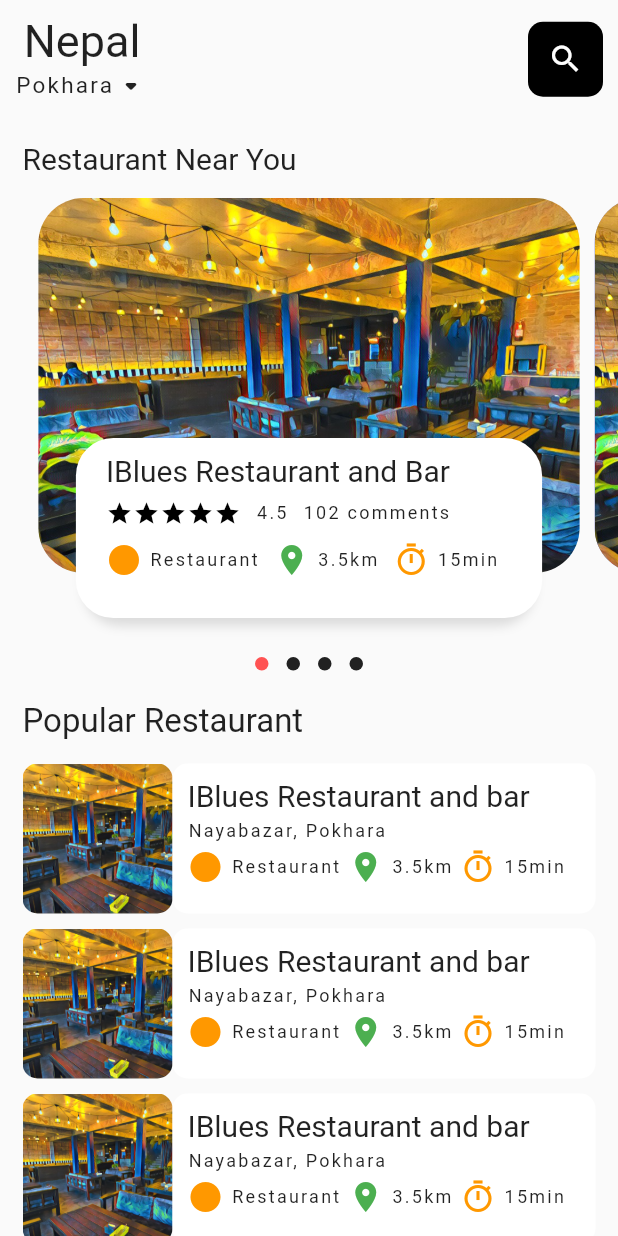
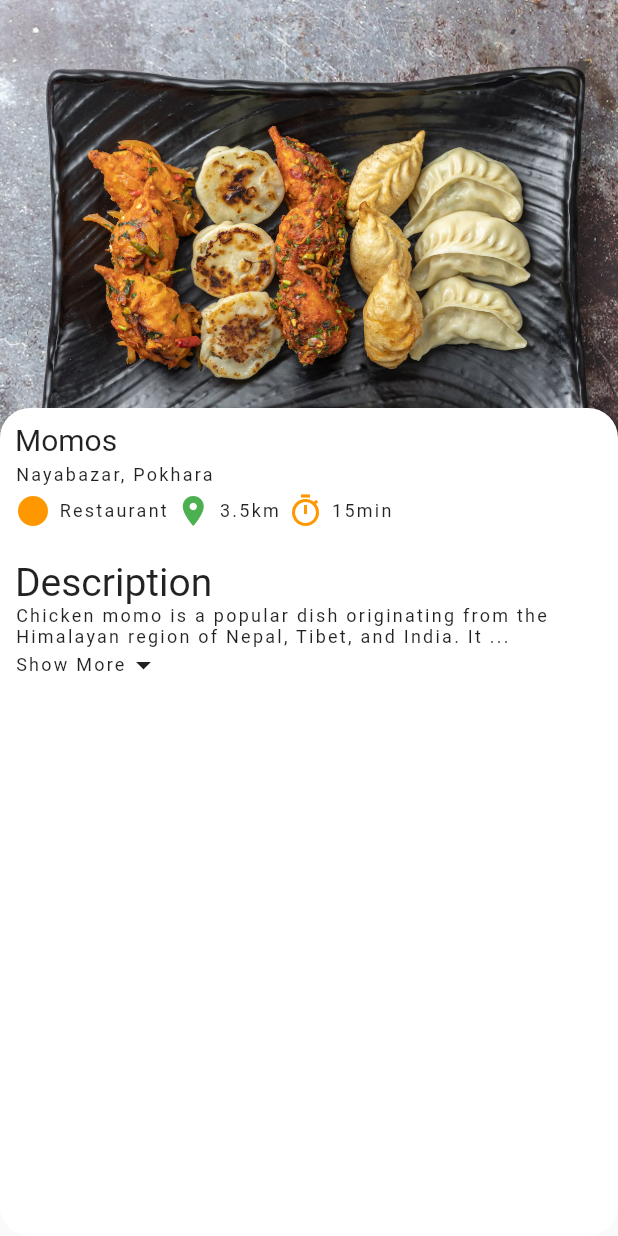
Before and after one commit to ankitsubedi89/food-delivery-app, a Flutter app: the screen it shows after launch, on a phone screen of 412 x 824 dp. Run offline on Flutter 3.47's test engine with Material 2 defaults, Android fonts, the phone set to English and light mode, and no system bars; drawn by our look-alikes of dots_indicator; our stand-ins replace flutter_screenutil, get; missing offline and left inert: dart:ffi; Roboto replaces fonts that are missing (Raleway).

Commit message:
Food Details

```diff
--- a/lib/main.dart
+++ b/lib/main.dart
@@ -1,12 +1,23 @@
 import 'package:flutter/material.dart';
+import 'package:flutter_catalog/pages/food/food_details.dart';
+import 'package:flutter_catalog/pages/home/restaurant_page_body.dart';
+import 'package:flutter_screenutil/flutter_screenutil.dart';
 import 'package:get/get.dart';
 
-import 'home/main_screen.dart';
+import 'pages/home/main_screen.dart';
 
+void main() => runApp(MyApp());
 
-void main() {
-  runApp(const MaterialApp(home: GetMaterialApp(
-    home: MainScreen(),
-    debugShowCheckedModeBanner: false,
-  ),));
+class MyApp extends StatelessWidget {
+  // This widget is the root of your application.
+  @override
+  Widget build(BuildContext context) {
+    return MaterialApp(
+      title: 'Flutter Demo',
+      theme: ThemeData(
+        primarySwatch: Colors.blue,
+      ),
+      home: FoodDetails(),
+    );
+  }
 }
--- /dev/null
+++ b/lib/pages/food/food_details.dart
@@ -0,0 +1,89 @@
+import 'package:flutter/material.dart';
+import 'package:flutter_catalog/widgets/description_text.dart';
+
+import '../../widgets/big_text.dart';
+import '../../widgets/icon_text.dart';
+import '../../widgets/small_text.dart';
+
+class FoodDetails extends StatelessWidget {
+  int radius = 10;
+  FoodDetails({super.key});
+
+  @override
+  Widget build(BuildContext context) {
+    // print(MediaQuery.of(context).size.height);
+    var _mediaQuery = MediaQuery.of(context);
+    return Scaffold(
+      body: Stack(children: [
+        Positioned(
+          left: 0,
+          right: 0,
+          child: Container(
+            width: double.infinity,
+            height: _mediaQuery.size.height * 0.4,
+            decoration: BoxDecoration(
+                image: DecorationImage(
+                    fit: BoxFit.cover,
+                    image: AssetImage("assets/images/momo.png"))),
+          ),
+        ),
+        Positioned(
+            top: _mediaQuery.size.height*0.33,
+            bottom: 0,
+            left: 0,
+            right: 0,
+            child: Container(
+              decoration: BoxDecoration(
+                color: Colors.white,
+                borderRadius: BorderRadius.circular(20),
+              ),
+              child: Container(
+                decoration: BoxDecoration(
+                    borderRadius: BorderRadius.only(topRight: Radius.circular(10),topLeft: Radius.circular(10))),
+                child: Padding(
+                  padding: const EdgeInsets.all(10),
+                  child: Column(
+                    crossAxisAlignment: CrossAxisAlignment.start,
+                    children: [
+                      BigText(text: "Momos"),
+                      SizedBox(
+                        height: 5,
+                      ),
+                      SmallText(text: "Nayabazar, Pokhara"),
+                      SizedBox(
+                        height: 5,
+                      ),
+                      Row(
+                        children: const [
+                          IconText(
+                              icon: Icons.circle_sharp,
+                              text: 'Restaurant',
+                              iconColor: Colors.orange),
+                          SizedBox(
+                            width: 5,
+                          ),
+                          IconText(
+                              icon: Icons.location_on,
+                              text: '3.5km',
+                              iconColor: Colors.green),
+                          SizedBox(
+                            width: 5,
+                          ),
+                          IconText(
+                              icon: Icons.timer_outlined,
+                              text: '15min',
+                              iconColor: Colors.orange)
+                        ],
+                      ),
+                      SizedBox(height: _mediaQuery.size.height * 0.025),
+                      BigText(text: "Description" ,size: 26),
+                      DescriptionText(text: "Chicken momo is a popular dish originating from the Himalayan region of Nepal, Tibet, and India. It is a type of steamed dumpling that is usually filled with minced chicken and spices, and sometimes vegetables. The dough is made from flour and water and the filled dumplings are usually steamed or fried and served with a spicy dipping sauce. Chicken momos are a staple food in the region and are enjoyed as a snack, main course, or street food.")
+                    ],
+                  ),
+                ),
+              ),
+            ))
+      ]),
+    );
+  }
+}
--- a/lib/home/main_screen.dart
+++ b/lib/pages/home/main_screen.dart
@@ -1,5 +1,5 @@
 import 'package:flutter/material.dart';
-import 'package:flutter_catalog/home/restaurant_page_body.dart';
+import 'package:flutter_catalog/pages/home/restaurant_page_body.dart';
 import 'package:flutter_catalog/widgets/big_text.dart';
 import 'package:flutter_catalog/widgets/small_text.dart';
 
@@ -39,13 +39,6 @@ class MainScreen extends StatelessWidget {
               ),
             ),
 
-            Container(
-              margin: EdgeInsets.all(15),
-              child: Row(
-                 children: [ BigText(text: "Restaurant Near You", ),
-          ]),
-            ),
-
             Expanded(child: SingleChildScrollView(
               child: RestaurantPageBody(),
             ))
--- a/lib/home/restaurant_page_body.dart
+++ b/lib/pages/home/restaurant_page_body.dart
@@ -34,8 +34,16 @@ class _SlideshowFoodState extends State<RestaurantPageBody> {
   @override
   Widget build(BuildContext context) {
     // print(MediaQuery.of(context).size.height);
+    // print(MediaQuery.of(context).size.width);
     return Column(
       children: [
+        Container(
+              margin: EdgeInsets.all(15),
+              child: Row(
+                 children: [ BigText(text: "Restaurant Near You", ),
+          ]),
+            ),
+
         Container(
           height: 300,
           // color: Colors.red,
@@ -55,7 +63,7 @@ class _SlideshowFoodState extends State<RestaurantPageBody> {
           ),
         ),
 
-        SizedBox(height: 15,),
+        SizedBox(height: 10,),
         Container(
           margin: EdgeInsets.only(left: 15),
           child: Row(
@@ -205,7 +213,7 @@ class _SlideshowFoodState extends State<RestaurantPageBody> {
                       height: 10,
                     ),
                     Row(
-                      children: [
+                      children: const [
                         IconText(
                             icon: Icons.circle_sharp,
                             text: 'Restaurant',
--- /dev/null
+++ b/lib/pages/restaurant/single_restaurant.dart
@@ -0,0 +1,11 @@
+import 'package:flutter/src/widgets/container.dart';
+import 'package:flutter/src/widgets/framework.dart';
+
+class OneRestaurant extends StatelessWidget {
+  const OneRestaurant({super.key});
+
+  @override
+  Widget build(BuildContext context) {
+    return Container();
+  }
+}
--- /dev/null
+++ b/lib/widgets/description_text.dart
@@ -0,0 +1,63 @@
+import 'dart:ffi';
+
+import 'package:flutter/cupertino.dart';
+import 'package:flutter/material.dart';
+import 'package:flutter/src/widgets/container.dart';
+import 'package:flutter/src/widgets/framework.dart';
+import 'package:flutter_catalog/widgets/small_text.dart';
+
+class DescriptionText extends StatefulWidget {
+  final String text;
+  const DescriptionText({super.key, required this.text});
+
+  @override
+  State<DescriptionText> createState() => _DescriptionTextState();
+}
+
+class _DescriptionTextState extends State<DescriptionText> {
+  late  String firstHalf;
+
+  late  String secondHalf;
+
+  bool hideText = true;
+
+  double textLength = 100;
+
+  @override
+  void initState(){
+    super.initState();
+    if(widget.text.length > textLength){
+      firstHalf = widget.text.substring(0, textLength.toInt());
+      secondHalf = widget.text.substring(textLength. toInt()+1, widget.text.length);
+
+    }else{
+      firstHalf = widget.text;
+      secondHalf = "";
+    }
+
+  }
+
+  @override
+  Widget build(BuildContext context) {
+    return Container(
+      child: secondHalf.isEmpty? SmallText(text: firstHalf): Column(
+        children: [
+          SmallText(text: hideText?(firstHalf + "..."): (firstHalf + secondHalf)),
+
+          InkWell(
+            onTap: (() {
+
+            }),
+
+            child: Row(
+              children: [
+                SmallText(text: "Show More"),
+                Icon(Icons.arrow_drop_down)
+              ],
+            ),
+          )
+        ],
+      ),
+    );
+  }
+}
```
Also changed, not shown: assets/images/momo.png (added).
